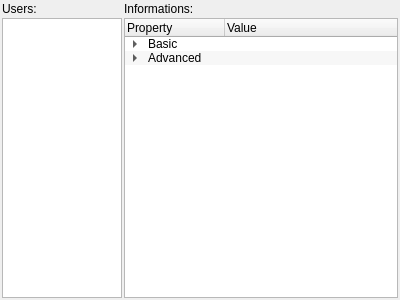
Old version of the form App/UserInfo/views/informationform.ui in the repository l3enQ/QtCUrl.
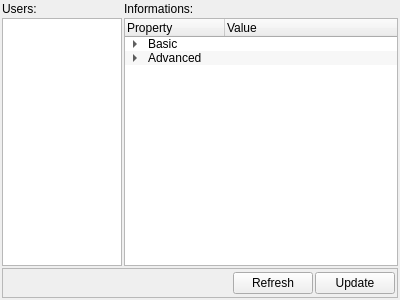
New version of the form.

What changed in the file:
```diff
--- a/App/UserInfo/views/informationform.ui
+++ b/App/UserInfo/views/informationform.ui
@@ -29,17 +29,16 @@
    <property name="spacing">
     <number>2</number>
    </property>
-   <item row="0" column="0">
-    <widget class="QLabel" name="lUsers">
-     <property name="text">
-      <string>Users:</string>
+   <item row="1" column="0">
+    <widget class="QListWidget" name="lwUsers">
+     <property name="minimumSize">
+      <size>
+       <width>120</width>
+       <height>0</height>
+      </size>
      </property>
-    </widget>
-   </item>
-   <item row="0" column="1">
-    <widget class="QLabel" name="lInfo">
-     <property name="text">
-      <string>Informations:</string>
+     <property name="alternatingRowColors">
+      <bool>true</bool>
      </property>
     </widget>
    </item>
@@ -132,17 +131,78 @@
      </item>
     </widget>
    </item>
-   <item row="1" column="0">
-    <widget class="QListWidget" name="lwUsers">
+   <item row="0" column="1">
+    <widget class="QLabel" name="lInfo">
+     <property name="text">
+      <string>Informations:</string>
+     </property>
+    </widget>
+   </item>
+   <item row="0" column="0">
+    <widget class="QLabel" name="lUsers">
+     <property name="text">
+      <string>Users:</string>
+     </property>
+    </widget>
+   </item>
+   <item row="2" column="0" colspan="2">
+    <widget class="QFrame" name="frame">
      <property name="minimumSize">
       <size>
-       <width>120</width>
-       <height>0</height>
+       <width>0</width>
+       <height>30</height>
       </size>
      </property>
-     <property name="alternatingRowColors">
-      <bool>true</bool>
+     <property name="frameShape">
+      <enum>QFrame::StyledPanel</enum>
      </property>
+     <property name="frameShadow">
+      <enum>QFrame::Raised</enum>
+     </property>
+     <layout class="QHBoxLayout" name="horizontalLayout">
+      <property name="spacing">
+       <number>2</number>
+      </property>
+      <property name="leftMargin">
+       <number>2</number>
+      </property>
+      <property name="topMargin">
+       <number>2</number>
+      </property>
+      <property name="rightMargin">
+       <number>2</number>
+      </property>
+      <property name="bottomMargin">
+       <number>2</number>
+      </property>
+      <item>
+       <spacer name="horizontalSpacer">
+        <property name="orientation">
+         <enum>Qt::Horizontal</enum>
+        </property>
+        <property name="sizeHint" stdset="0">
+         <size>
+          <width>40</width>
+          <height>20</height>
+         </size>
+        </property>
+       </spacer>
+      </item>
+      <item>
+       <widget class="QPushButton" name="btnRefresh">
+        <property name="text">
+         <string>Refresh</string>
+        </property>
+       </widget>
+      </item>
+      <item>
+       <widget class="QPushButton" name="btnUpdate">
+        <property name="text">
+         <string>Update</string>
+        </property>
+       </widget>
+      </item>
+     </layout>
     </widget>
    </item>
   </layout>
```
